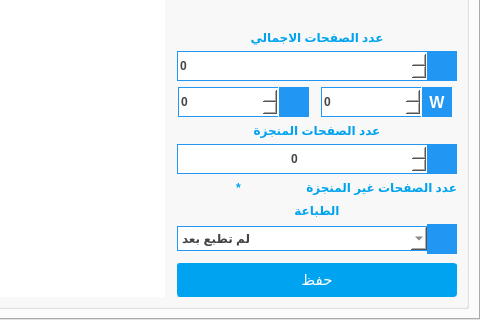
ashraf-kx/maktaba-assistant, file tabwidgetdocuments.ui: the form before one commit; both pictures show x 255 to 735 and y 197 to 517 of the 735 by 517 pixel window.
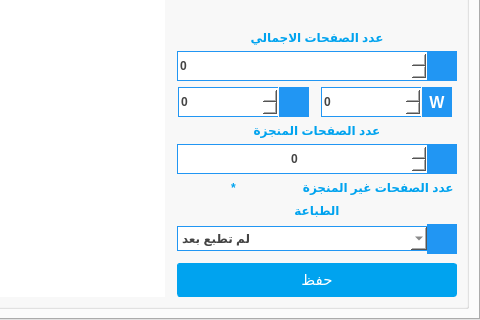
The form after the commit. The open tabs and pages were chosen to show the change. Icons and pictures are not drawn.

```diff
--- a/tabwidgetdocuments.ui
+++ b/tabwidgetdocuments.ui
@@ -1305,7 +1305,7 @@
 }</string>
              </property>
              <property name="text">
-              <string>عدد الصفحات غير المنجزة</string>
+              <string> عدد الصفحات غير المنجزة  </string>
              </property>
             </widget>
            </item>
```
